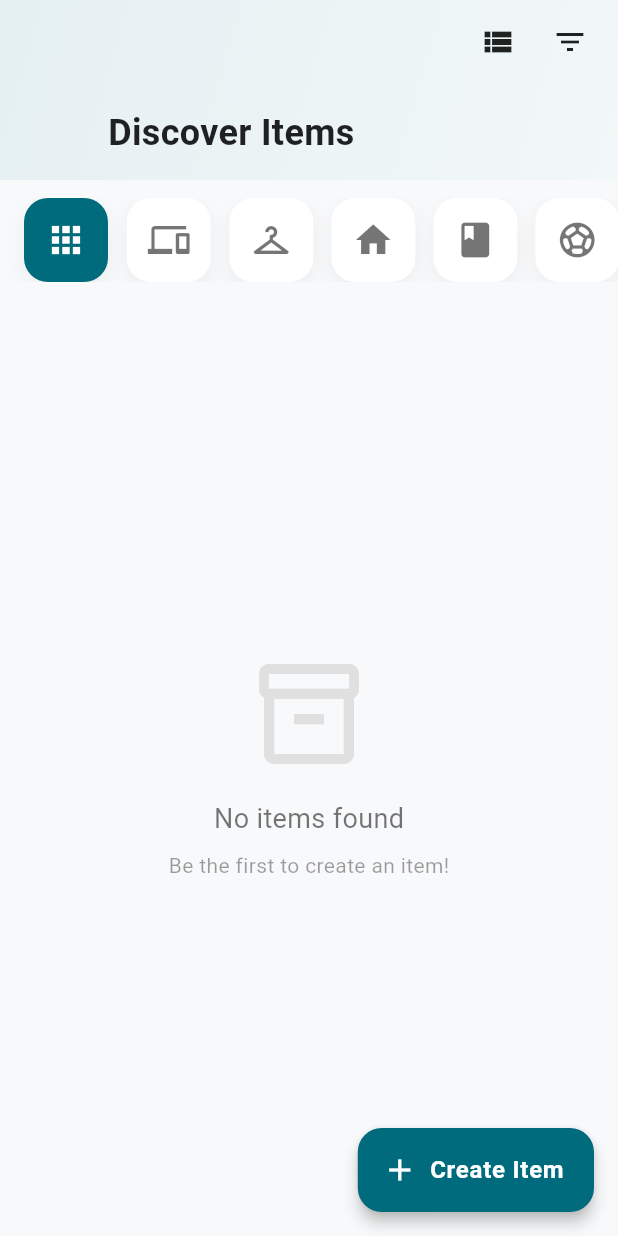
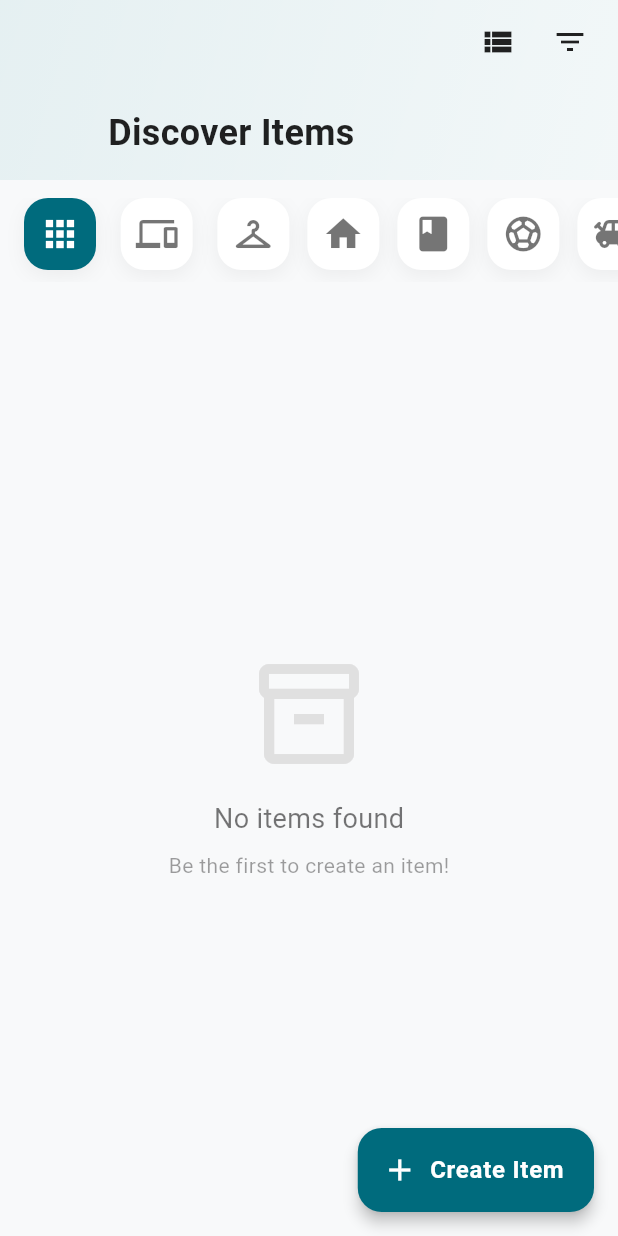
Before and after one commit to qween-code/barter-qween, a Flutter app: the ItemListPage screen opened directly, on a phone screen of 412 x 824 dp. Run offline on Flutter 3.47's test engine with Material 3 defaults, Android fonts, the light colour scheme and no system bars; our stand-ins replace cached_network_image, cloud_firestore, dartz, equatable, firebase_auth, firebase_core and 7 more; accounts and stored records are empty; Roboto replaces fonts that are missing (System).

Commit message:
fix: Resolve category chip overflow issue - Reduced chip size 56x56 to 48x48 - Added mainAxisSize.min - Container height 90 to 80

```diff
--- a/lib/presentation/pages/items/item_list_page.dart
+++ b/lib/presentation/pages/items/item_list_page.dart
@@ -151,10 +151,11 @@ class _ItemListPageState extends State<ItemListPage> {
                       ));
                 },
                 child: Column(
+                  mainAxisSize: MainAxisSize.min,
                   children: [
                     Container(
-                      width: 56,
-                      height: 56,
+                      width: 48,
+                      height: 48,
                       decoration: BoxDecoration(
                         color: isSelected
                             ? Theme.of(context).primaryColor
```
